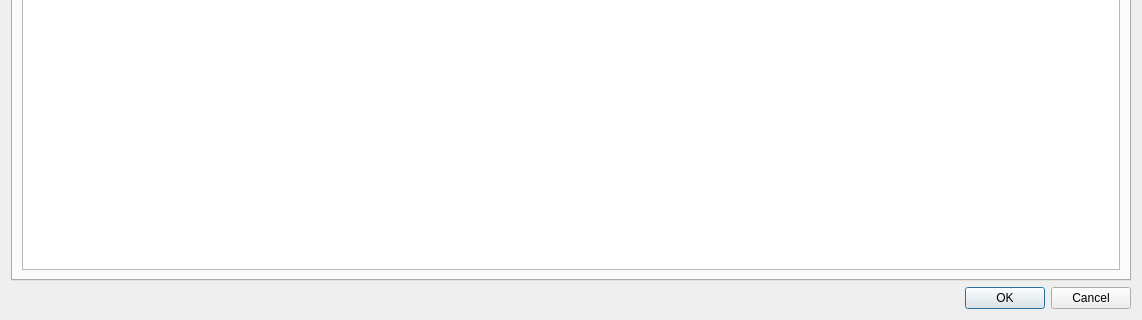
This is Dialogs/dialogconfigscadamapvars.ui in atikbif/LDEditor as Qt 5 draws it before an edit; both pictures show x 0 to 1142 and y 148 to 468 of the 1142 by 468 pixel window. The edited form follows.
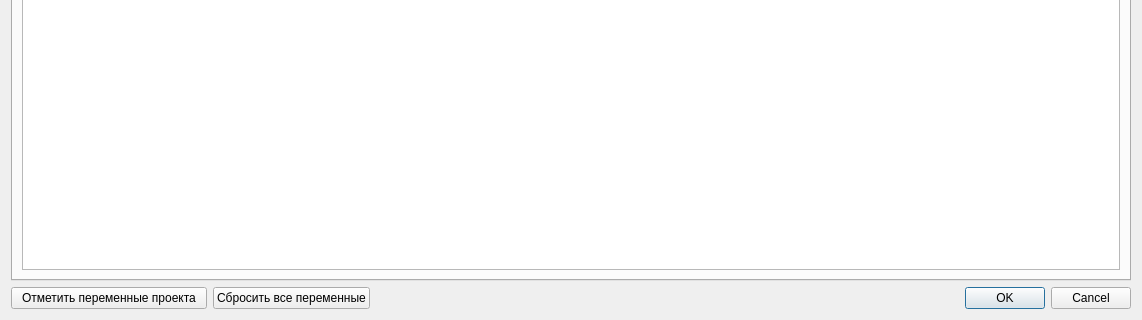
This is the edited form. The open tabs and pages were chosen to show the change.

What changed in the file:
```diff
--- a/Dialogs/dialogconfigscadamapvars.ui
+++ b/Dialogs/dialogconfigscadamapvars.ui
@@ -14,7 +14,17 @@
    <string>Настройка карты телеметрии</string>
   </property>
   <layout class="QGridLayout" name="gridLayout_2">
-   <item row="0" column="0">
+   <item row="1" column="2">
+    <widget class="QDialogButtonBox" name="buttonBox">
+     <property name="orientation">
+      <enum>Qt::Horizontal</enum>
+     </property>
+     <property name="standardButtons">
+      <set>QDialogButtonBox::Cancel|QDialogButtonBox::Ok</set>
+     </property>
+    </widget>
+   </item>
+   <item row="0" column="0" colspan="3">
     <widget class="QTabWidget" name="tabWidget">
      <property name="currentIndex">
       <number>0</number>
@@ -333,12 +343,16 @@
     </widget>
    </item>
    <item row="1" column="0">
-    <widget class="QDialogButtonBox" name="buttonBox">
-     <property name="orientation">
-      <enum>Qt::Horizontal</enum>
+    <widget class="QPushButton" name="pushButton">
+     <property name="text">
+      <string>  Отметить переменные проекта  </string>
      </property>
-     <property name="standardButtons">
-      <set>QDialogButtonBox::Cancel|QDialogButtonBox::Ok</set>
+    </widget>
+   </item>
+   <item row="1" column="1">
+    <widget class="QPushButton" name="pushButton_2">
+     <property name="text">
+      <string>Сбросить все переменные</string>
      </property>
     </widget>
    </item>
```
Left out of the diff: 18 changed lines with no effect on the pictures.
